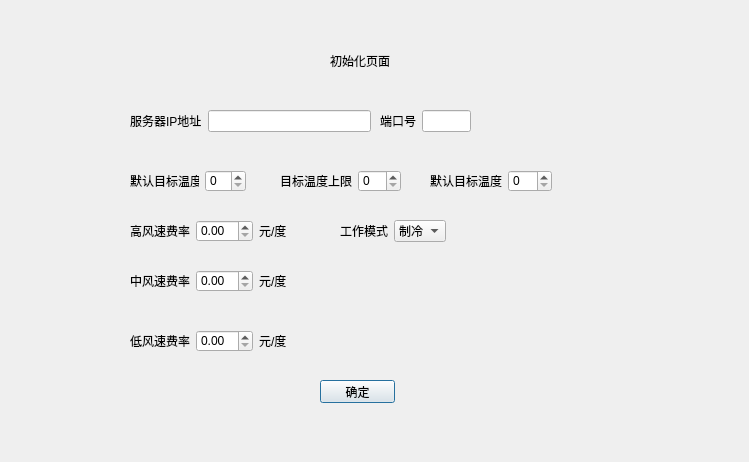
Before: the Qt Designer form ManagerClient/initialpage.ui in starsload/46572020, drawn with Qt 5.
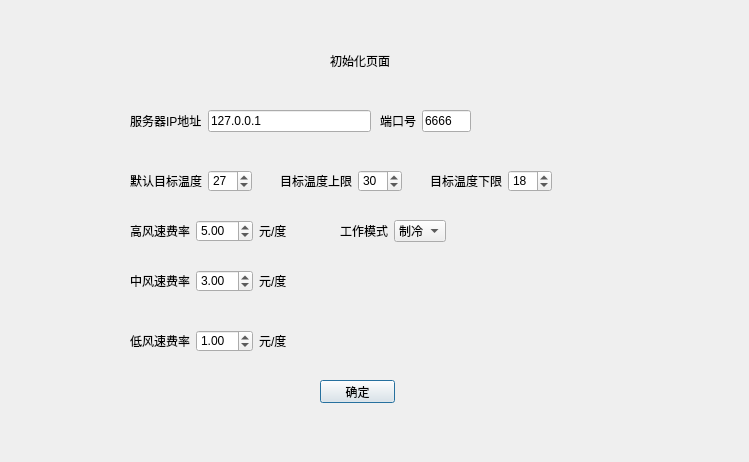
After: the same form once the commit is applied.

```diff
--- a/ManagerClient/initialpage.ui
+++ b/ManagerClient/initialpage.ui
@@ -57,7 +57,11 @@
      </widget>
     </item>
     <item>
-     <widget class="QLineEdit" name="le_ip_address"/>
+     <widget class="QLineEdit" name="le_ip_address">
+      <property name="text">
+       <string>127.0.0.1</string>
+      </property>
+     </widget>
     </item>
    </layout>
   </widget>
@@ -79,7 +83,11 @@
      </widget>
     </item>
     <item>
-     <widget class="QLineEdit" name="le_port"/>
+     <widget class="QLineEdit" name="le_port">
+      <property name="text">
+       <string>6666</string>
+      </property>
+     </widget>
     </item>
    </layout>
   </widget>
@@ -88,7 +96,7 @@
     <rect>
      <x>280</x>
      <y>170</y>
-     <width>121</width>
+     <width>122</width>
      <height>22</height>
     </rect>
    </property>
@@ -101,7 +109,11 @@
      </widget>
     </item>
     <item>
-     <widget class="QSpinBox" name="max_target_temp"/>
+     <widget class="QSpinBox" name="max_target_temp">
+      <property name="value">
+       <number>30</number>
+      </property>
+     </widget>
     </item>
    </layout>
   </widget>
@@ -118,12 +130,16 @@
     <item>
      <widget class="QLabel" name="label_6">
       <property name="text">
-       <string>默认目标温度</string>
+       <string>目标温度下限</string>
       </property>
      </widget>
     </item>
     <item>
-     <widget class="QSpinBox" name="min_target_temp"/>
+     <widget class="QSpinBox" name="min_target_temp">
+      <property name="value">
+       <number>18</number>
+      </property>
+     </widget>
     </item>
    </layout>
   </widget>
@@ -145,7 +161,11 @@
      </widget>
     </item>
     <item>
-     <widget class="QDoubleSpinBox" name="middle_fee_rate"/>
+     <widget class="QDoubleSpinBox" name="middle_fee_rate">
+      <property name="value">
+       <double>3.000000000000000</double>
+      </property>
+     </widget>
     </item>
     <item>
      <widget class="QLabel" name="label_11">
@@ -174,7 +194,11 @@
      </widget>
     </item>
     <item>
-     <widget class="QDoubleSpinBox" name="low_fee_rate"/>
+     <widget class="QDoubleSpinBox" name="low_fee_rate">
+      <property name="value">
+       <double>1.000000000000000</double>
+      </property>
+     </widget>
     </item>
     <item>
      <widget class="QLabel" name="label_13">
@@ -185,12 +209,12 @@
     </item>
    </layout>
   </widget>
-  <widget class="QWidget" name="">
+  <widget class="QWidget" name="layoutWidget">
    <property name="geometry">
     <rect>
      <x>130</x>
      <y>170</y>
-     <width>116</width>
+     <width>122</width>
      <height>22</height>
     </rect>
    </property>
@@ -203,11 +227,15 @@
      </widget>
     </item>
     <item>
-     <widget class="QSpinBox" name="default_target_temp"/>
+     <widget class="QSpinBox" name="default_target_temp">
+      <property name="value">
+       <number>27</number>
+      </property>
+     </widget>
     </item>
    </layout>
   </widget>
-  <widget class="QWidget" name="">
+  <widget class="QWidget" name="layoutWidget">
    <property name="geometry">
     <rect>
      <x>340</x>
@@ -240,12 +268,12 @@
     </item>
    </layout>
   </widget>
-  <widget class="QWidget" name="">
+  <widget class="QWidget" name="layoutWidget">
    <property name="geometry">
     <rect>
      <x>130</x>
      <y>220</y>
-     <width>161</width>
+     <width>164</width>
      <height>22</height>
     </rect>
    </property>
@@ -258,7 +286,11 @@
      </widget>
     </item>
     <item>
-     <widget class="QDoubleSpinBox" name="high_fee_rate"/>
+     <widget class="QDoubleSpinBox" name="high_fee_rate">
+      <property name="value">
+       <double>5.000000000000000</double>
+      </property>
+     </widget>
     </item>
     <item>
      <widget class="QLabel" name="label_9">
```
